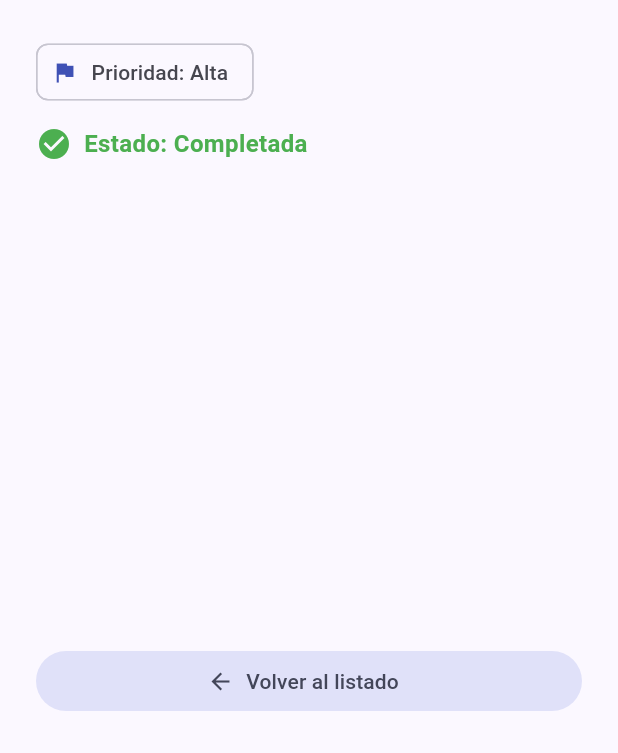
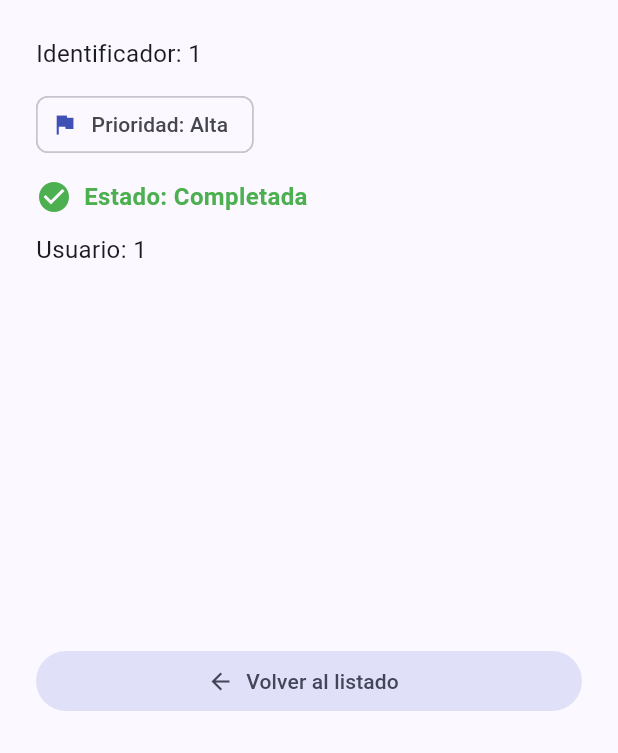
Before and after one commit to Wagner-Zambrano/taskflow, a Flutter app: the screen it shows after launch, after a tap on "Diseñar la pantalla principal", on a phone screen of 412 x 824 dp, the part 483-1236 px from its top. Run offline on Flutter 3.47's test engine with Material 3 defaults, Android fonts, the phone set to English and light mode, and no system bars; our stand-ins replace go_router.

Commit message:
docs: definir alcance y modelo de TaskFlow

```diff
--- a/lib/main.dart
+++ b/lib/main.dart
@@ -1,25 +1,10 @@
 import 'package:flutter/material.dart';
 import 'package:go_router/go_router.dart';
 
+import 'task.dart';
+
 void main() {
   runApp(const TaskFlowApp());
-}
-
-// MODELO DE DATOS
-class Task {
-  final int id;
-  final String title;
-  final String description;
-  final String priority;
-  final bool isCompleted;
-
-  const Task({
-    required this.id,
-    required this.title,
-    required this.description,
-    required this.priority,
-    required this.isCompleted,
-  });
 }
 
 // LISTA ESTÁTICA DE CINCO TAREAS REALES DE TASKFLOW
@@ -32,15 +17,17 @@ const List<Task> demoTasks = [
         'mensaje motivacional y diseño de TaskFlow.',
     priority: 'Alta',
     isCompleted: true,
+    userId: 1,
   ),
   Task(
     id: 2,
     title: 'Crear el modelo Task',
     description:
         'Definir la estructura de datos para almacenar el identificador, '
-        'título, descripción, prioridad y estado de cada tarea.',
+        'título, descripción, prioridad, estado y usuario de cada tarea.',
     priority: 'Alta',
     isCompleted: false,
+    userId: 1,
   ),
   Task(
     id: 3,
@@ -50,6 +37,7 @@ const List<Task> demoTasks = [
         'para permitir el desplazamiento vertical.',
     priority: 'Alta',
     isCompleted: false,
+    userId: 1,
   ),
   Task(
     id: 4,
@@ -59,6 +47,7 @@ const List<Task> demoTasks = [
         'de cada tarea de forma organizada.',
     priority: 'Media',
     isCompleted: false,
+    userId: 1,
   ),
   Task(
     id: 5,
@@ -68,20 +57,28 @@ const List<Task> demoTasks = [
         'y regresar al listado.',
     priority: 'Media',
     isCompleted: false,
+    userId: 1,
   ),
 ];
+
+// BUSCAR UNA TAREA POR SU IDENTIFICADOR
+Task? findTask(int? id) {
+  for (final task in demoTasks) {
+    if (task.id == id) {
+      return task;
+    }
+  }
+  return null;
+}
 
 // CONFIGURACIÓN DE RUTAS CON GO ROUTER
 final GoRouter appRouter = GoRouter(
   routes: [
-    GoRoute(
-      path: '/',
-      builder: (context, state) => const TaskListScreen(),
-    ),
+    GoRoute(path: '/', builder: (context, state) => const TaskListScreen()),
     GoRoute(
       path: '/task/:id',
       builder: (context, state) {
-        final taskId = int.parse(state.pathParameters['id']!);
+        final taskId = int.tryParse(state.pathParameters['id'] ?? '');
 
         return TaskDetailScreen(taskId: taskId);
       },
@@ -99,9 +96,7 @@ class TaskFlowApp extends StatelessWidget {
       debugShowCheckedModeBanner: false,
       title: 'TaskFlow',
       theme: ThemeData(
-        colorScheme: ColorScheme.fromSeed(
-          seedColor: Colors.indigo,
-        ),
+        colorScheme: ColorScheme.fromSeed(seedColor: Colors.indigo),
         useMaterial3: true,
       ),
       routerConfig: appRouter,
@@ -115,9 +110,7 @@ class TaskListScreen extends StatelessWidget {
 
   @override
   Widget build(BuildContext context) {
-    final completedCount = demoTasks
-        .where((task) => task.isCompleted)
-        .length;
+    final completedCount = demoTasks.where((task) => task.isCompleted).length;
 
     return Scaffold(
       appBar: AppBar(
@@ -138,11 +131,7 @@ class TaskListScreen extends StatelessWidget {
             child: Column(
               crossAxisAlignment: CrossAxisAlignment.start,
               children: [
-                const Icon(
-                  Icons.task_alt,
-                  size: 55,
-                  color: Colors.indigo,
-                ),
+                const Icon(Icons.task_alt, size: 55, color: Colors.indigo),
                 const SizedBox(height: 12),
                 Text(
                   '¡Hola, Wagner Zambrano!',
@@ -151,10 +140,7 @@ class TaskListScreen extends StatelessWidget {
                 const SizedBox(height: 8),
                 const Text(
                   'Organiza tus tareas y alcanza tus objetivos.',
-                  style: TextStyle(
-                    fontSize: 15,
-                    color: Colors.indigo,
-                  ),
+                  style: TextStyle(fontSize: 15, color: Colors.indigo),
                 ),
                 const SizedBox(height: 16),
                 Text(
@@ -199,11 +185,7 @@ class TaskCard extends StatelessWidget {
   final Task task;
   final VoidCallback? onTap;
 
-  const TaskCard({
-    super.key,
-    required this.task,
-    this.onTap,
-  });
+  const TaskCard({super.key, required this.task, this.onTap});
 
   @override
   Widget build(BuildContext context) {
@@ -214,28 +196,19 @@ class TaskCard extends StatelessWidget {
         onTap: onTap,
         contentPadding: const EdgeInsets.all(12),
         leading: Icon(
-          task.isCompleted
-              ? Icons.check_circle
-              : Icons.radio_button_unchecked,
+          task.isCompleted ? Icons.check_circle : Icons.radio_button_unchecked,
           color: task.isCompleted ? Colors.green : Colors.indigo,
           size: 30,
         ),
         title: Text(
           task.title,
-          style: const TextStyle(
-            fontWeight: FontWeight.bold,
-          ),
+          style: const TextStyle(fontWeight: FontWeight.bold),
         ),
         subtitle: Padding(
           padding: const EdgeInsets.only(top: 6),
-          child: Text(
-            '${task.priority} · ${task.description}',
+          child: Text('${task.priority} · ${task.description}'),
         ),
-        ),
-        trailing: const Icon(
-          Icons.chevron_right,
-          color: Colors.indigo,
-        ),
+        trailing: const Icon(Icons.chevron_right, color: Colors.indigo),
       ),
     );
   }
@@ -243,19 +216,14 @@ class TaskCard extends StatelessWidget {
 
 // PANTALLA DE DETALLE DE TAREA
 class TaskDetailScreen extends StatelessWidget {
-  final int taskId;
+  final int? taskId;
 
-  const TaskDetailScreen({
-    super.key,
-    required this.taskId,
-  });
+  const TaskDetailScreen({super.key, required this.taskId});
 
   @override
   Widget build(BuildContext context) {
-    // Buscar la tarea mediante su identificador
-    final task = demoTasks.firstWhere(
-      (item) => item.id == taskId,
-    );
+    // BUSCAR LA TAREA MEDIANTE SU IDENTIFICADOR
+    final task = findTask(taskId);
 
     return Scaffold(
       appBar: AppBar(
@@ -266,14 +234,19 @@ class TaskDetailScreen extends StatelessWidget {
       ),
       body: Padding(
         padding: const EdgeInsets.all(24),
-        child: Column(
+        child: task == null
+            ? const Center(
+                child: Text(
+                  'No se encontró esta tarea.',
+                  style: TextStyle(fontSize: 16),
+                ),
+              )
+            : Column(
                 crossAxisAlignment: CrossAxisAlignment.start,
                 children: [
                   // ICONO
                   Icon(
-              task.isCompleted
-                  ? Icons.check_circle
-                  : Icons.assignment,
+                    task.isCompleted ? Icons.check_circle : Icons.assignment,
                     size: 65,
                     color: task.isCompleted ? Colors.green : Colors.indigo,
                   ),
@@ -291,27 +264,26 @@ class TaskDetailScreen extends StatelessWidget {
                   // DESCRIPCIÓN
                   const Text(
                     'Descripción',
-              style: TextStyle(
-                fontSize: 17,
-                fontWeight: FontWeight.bold,
-              ),
+                    style: TextStyle(fontSize: 17, fontWeight: FontWeight.bold),
                   ),
 
                   const SizedBox(height: 8),
 
+                  Text(task.description, style: const TextStyle(fontSize: 16)),
+
+                  const SizedBox(height: 24),
+
+                  // IDENTIFICADOR
                   Text(
-              task.description,
+                    'Identificador: ${task.id}',
                     style: const TextStyle(fontSize: 16),
                   ),
 
-            const SizedBox(height: 24),
+                  const SizedBox(height: 12),
 
                   // PRIORIDAD
                   Chip(
-              avatar: const Icon(
-                Icons.flag,
-                color: Colors.indigo,
-              ),
+                    avatar: const Icon(Icons.flag, color: Colors.indigo),
                     label: Text('Prioridad: ${task.priority}'),
                   ),
 
@@ -334,15 +306,25 @@ class TaskDetailScreen extends StatelessWidget {
                         style: TextStyle(
                           fontSize: 16,
                           fontWeight: FontWeight.bold,
-                    color: task.isCompleted ? Colors.green : Colors.orange,
+                          color: task.isCompleted
+                              ? Colors.green
+                              : Colors.orange,
                         ),
                       ),
                     ],
                   ),
 
+                  const SizedBox(height: 12),
+
+                  // USUARIO
+                  Text(
+                    'Usuario: ${task.userId}',
+                    style: const TextStyle(fontSize: 16),
+                  ),
+
                   const Spacer(),
 
-            // ACCIÓN CONTEXTUAL: REGRESAR AL LISTADO
+                  // REGRESAR AL LISTADO
                   SizedBox(
                     width: double.infinity,
                     child: FilledButton.tonalIcon(
```
Also changed, not shown: bin/model_demo.dart (added, +51 -0 lines), lib/task.dart (added, +29 -0 lines). Lines whose indentation alone changed are shown as unchanged.
